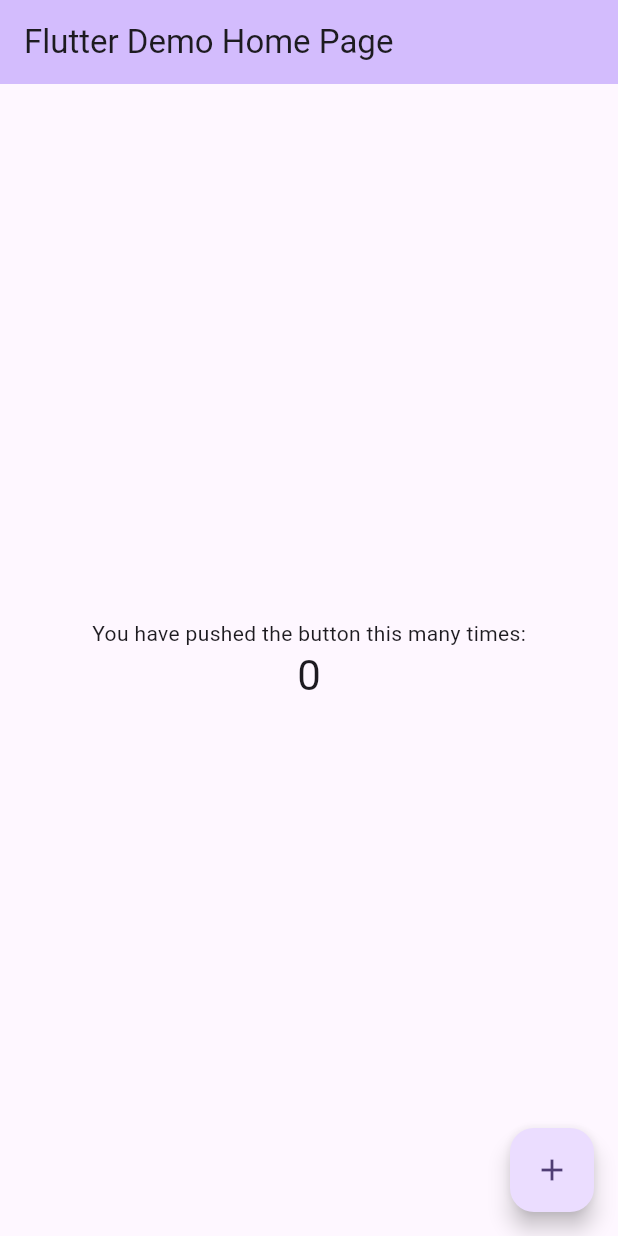
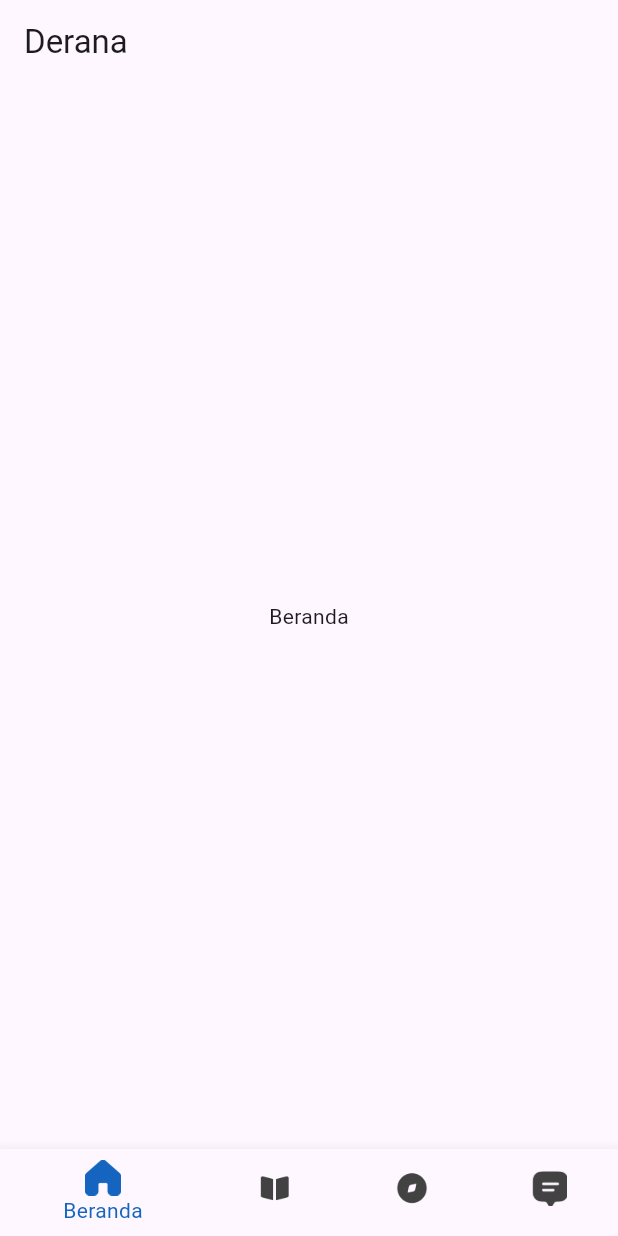
Before and after one commit to Amrin002/Derana-Indonesia, a Flutter app: the screen it shows after launch, on a phone screen of 412 x 824 dp. Run offline on Flutter 3.47's test engine with Material 3 defaults, Android fonts, the light colour scheme and no system bars.

Commit message:
page beranda

```diff
--- a/lib/main.dart
+++ b/lib/main.dart
@@ -1,3 +1,4 @@
+import 'pages/extension.dart';
 import 'package:flutter/material.dart';
 
 void main() {
@@ -11,115 +12,13 @@
   @override
   Widget build(BuildContext context) {
     return MaterialApp(
-      title: 'Flutter Demo',
+      debugShowCheckedModeBanner: false,
+      title: 'Derana Indonesia',
       theme: ThemeData(
-        // This is the theme of your application.
-        //
-        // TRY THIS: Try running your application with "flutter run". You'll see
-        // the application has a purple toolbar. Then, without quitting the app,
-        // try changing the seedColor in the colorScheme below to Colors.green
-        // and then invoke "hot reload" (save your changes or press the "hot
-        // reload" button in a Flutter-supported IDE, or press "r" if you used
-        // the command line to start the app).
-        //
-        // Notice that the counter didn't reset back to zero; the application
-        // state is not lost during the reload. To reset the state, use hot
-        // restart instead.
-        //
-        // This works for code too, not just values: Most code changes can be
-        // tested with just a hot reload.
         colorScheme: ColorScheme.fromSeed(seedColor: Colors.deepPurple),
         useMaterial3: true,
       ),
-      home: const MyHomePage(title: 'Flutter Demo Home Page'),
+      home: HomePage(),
     );
   }
 }
-
-class MyHomePage extends StatefulWidget {
-  const MyHomePage({super.key, required this.title});
-
-  // This widget is the home page of your application. It is stateful, meaning
-  // that it has a State object (defined below) that contains fields that affect
-  // how it looks.
-
-  // This class is the configuration for the state. It holds the values (in this
-  // case the title) provided by the parent (in this case the App widget) and
-  // used by the build method of the State. Fields in a Widget subclass are
-  // always marked "final".
-
-  final String title;
-
-  @override
-  State<MyHomePage> createState() => _MyHomePageState();
-}
-
-class _MyHomePageState extends State<MyHomePage> {
-  int _counter = 0;
-
-  void _incrementCounter() {
-    setState(() {
-      // This call to setState tells the Flutter framework that something has
-      // changed in this State, which causes it to rerun the build method below
-      // so that the display can reflect the updated values. If we changed
-      // _counter without calling setState(), then the build method would not be
-      // called again, and so nothing would appear to happen.
-      _counter++;
-    });
-  }
-
-  @override
-  Widget build(BuildContext context) {
-    // This method is rerun every time setState is called, for instance as done
-    // by the _incrementCounter method above.
-    //
-    // The Flutter framework has been optimized to make rerunning build methods
-    // fast, so that you can just rebuild anything that needs updating rather
-    // than having to individually change instances of widgets.
-    return Scaffold(
-      appBar: AppBar(
-        // TRY THIS: Try changing the color here to a specific color (to
-        // Colors.amber, perhaps?) and trigger a hot reload to see the AppBar
-        // change color while the other colors stay the same.
-        backgroundColor: Theme.of(context).colorScheme.inversePrimary,
-        // Here we take the value from the MyHomePage object that was created by
-        // the App.build method, and use it to set our appbar title.
-        title: Text(widget.title),
-      ),
-      body: Center(
-        // Center is a layout widget. It takes a single child and positions it
-        // in the middle of the parent.
-        child: Column(
-          // Column is also a layout widget. It takes a list of children and
-          // arranges them vertically. By default, it sizes itself to fit its
-          // children horizontally, and tries to be as tall as its parent.
-          //
-          // Column has various properties to control how it sizes itself and
-          // how it positions its children. Here we use mainAxisAlignment to
-          // center the children vertically; the main axis here is the vertical
-          // axis because Columns are vertical (the cross axis would be
-          // horizontal).
-          //
-          // TRY THIS: Invoke "debug painting" (choose the "Toggle Debug Paint"
-          // action in the IDE, or press "p" in the console), to see the
-          // wireframe for each widget.
-          mainAxisAlignment: MainAxisAlignment.center,
-          children: <Widget>[
-            const Text(
-              'You have pushed the button this many times:',
-            ),
-            Text(
-              '$_counter',
-              style: Theme.of(context).textTheme.headlineMedium,
-            ),
-          ],
-        ),
-      ),
-      floatingActionButton: FloatingActionButton(
-        onPressed: _incrementCounter,
-        tooltip: 'Increment',
-        child: const Icon(Icons.add),
-      ), // This trailing comma makes auto-formatting nicer for build methods.
-    );
-  }
-}
--- /dev/null
+++ b/lib/pages/extension.dart
@@ -0,0 +1,2 @@
+export 'home_page.dart';
+export 'fragments/extension.dart';
--- /dev/null
+++ b/lib/pages/fragments/extension.dart
@@ -0,0 +1,4 @@
+export 'belajar_fragment.dart';
+export 'obrolan_fragment.dart';
+export 'temukan_fragment.dart';
+export 'beranda_fragment.dart';
--- /dev/null
+++ b/lib/pages/home_page.dart
@@ -0,0 +1,63 @@
+import 'package:flutter/cupertino.dart';
+import 'package:flutter/material.dart';
+import 'package:flutter/widgets.dart';
+
+class HomePage extends StatefulWidget {
+  const HomePage({super.key});
+
+  @override
+  State<HomePage> createState() => _HomePageState();
+}
+
+class _HomePageState extends State<HomePage> {
+  int _selectedIndex = 0;
+
+  static const List<Widget> _widgetOptions = <Widget>[
+    Text('Beranda'),
+    Text('Belajar'),
+    Text('Temukan'),
+    Text('Obrolan'),
+  ];
+
+  void _onItemTapped(int index) {
+    setState(() {
+      _selectedIndex = index;
+    });
+  }
+
+  @override
+  Widget build(BuildContext context) {
+    return Scaffold(
+      appBar: AppBar(
+        title: Text('Derana'),
+      ),
+      body: Center(
+        child: _widgetOptions.elementAt(_selectedIndex),
+      ),
+      bottomNavigationBar: BottomNavigationBar(
+        items: const <BottomNavigationBarItem>[
+          BottomNavigationBarItem(
+            icon: ImageIcon(AssetImage('assets/ic_beranda.png')),
+            label: 'Beranda',
+          ),
+          BottomNavigationBarItem(
+            icon: ImageIcon(AssetImage('assets/ic_belajar.png')),
+            label: 'Belajar',
+          ),
+          BottomNavigationBarItem(
+            icon: ImageIcon(AssetImage('assets/ic_temukan.png')),
+            label: 'Temukan',
+          ),
+          BottomNavigationBarItem(
+            icon: ImageIcon(AssetImage('assets/ic_chat.png')),
+            label: 'Obrolan',
+          ),
+        ],
+        currentIndex: _selectedIndex,
+        selectedItemColor: Colors.blue[800],
+        unselectedItemColor: Colors.grey[800],
+        onTap: _onItemTapped,
+      ),
+    );
+  }
+}
```
Also changed, not shown: assets/ic_belajar.png (added), assets/ic_beranda.png (added), assets/ic_chat.png (added), assets/ic_temukan.png (added), lib/pages/fragments/belajar_fragment.dart (added), lib/pages/fragments/beranda_fragment.dart (added), lib/pages/fragments/obrolan_fragment.dart (added), lib/pages/fragments/temukan_fragment.dart (added).
